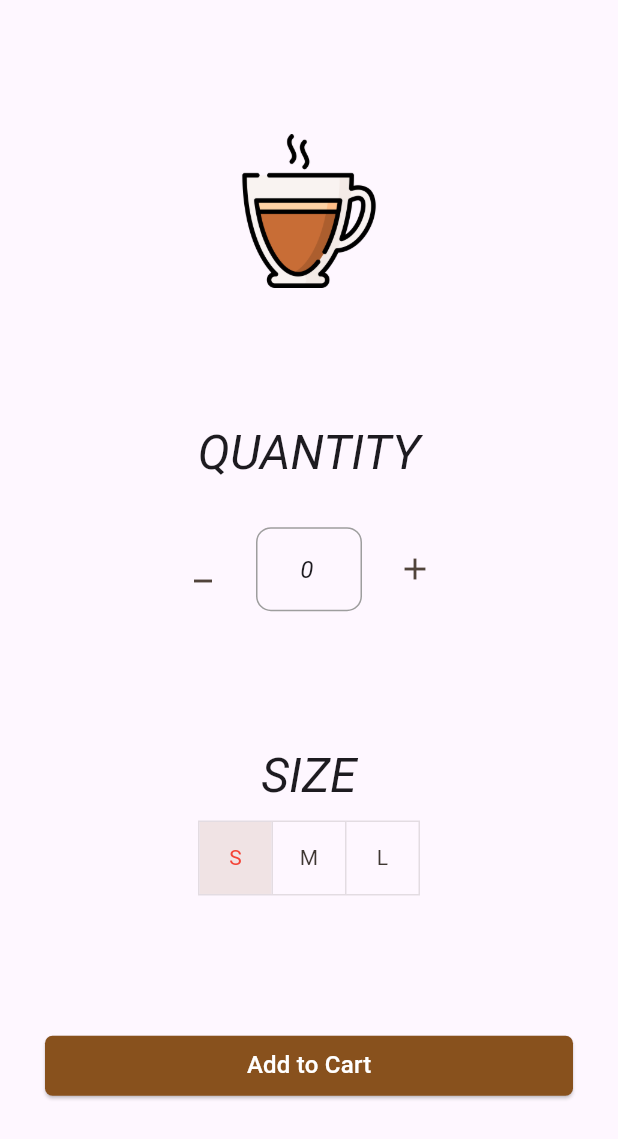
After one commit to anishh2003/coffee_shop, a Flutter app: the screen it shows after launch, after a tap on "Espresso", on a phone screen of 412 x 824 dp. The commit adds this screen. Shown: the top 1139 px of the screen. Run offline on Flutter 3.47's test engine with Material 3 defaults, Android fonts, the light colour scheme and no system bars; our stand-ins replace flutter_riverpod, google_fonts, google_nav_bar.

Commit message:
coffee detail page added

```diff
--- a/lib/main.dart
+++ b/lib/main.dart
@@ -5,7 +5,7 @@ import 'package:flutter_riverpod/flutter_riverpod.dart';
 import 'package:google_fonts/google_fonts.dart';
 
 void main() {
-  runApp(const MainApp());
+  runApp(ProviderScope(child: const MainApp()));
 }
 
 class MainApp extends StatelessWidget {
@@ -40,6 +40,14 @@ class MainApp extends StatelessWidget {
         ),
         cardTheme: CardTheme(
             surfaceTintColor: kColorScheme.surfaceTint, elevation: 15.0),
+        elevatedButtonTheme: ElevatedButtonThemeData(
+          style: ElevatedButton.styleFrom(
+            backgroundColor: kColorScheme.primary,
+            shape: RoundedRectangleBorder(
+              borderRadius: BorderRadius.circular(5), // <-- Radius
+            ),
+          ),
+        ),
       ),
       darkTheme: ThemeData().copyWith(
         colorScheme: kColorScheme,
@@ -50,9 +58,7 @@ class MainApp extends StatelessWidget {
       themeMode: ThemeMode.system,
       home: const Scaffold(
         body: Center(
-          child: ProviderScope(
-            child: HomePage(),
-          ),
+          child: HomePage(),
         ),
       ),
     );
--- /dev/null
+++ b/lib/provider/coffeeAmount_provider.dart
@@ -0,0 +1,22 @@
+import 'package:flutter_riverpod/flutter_riverpod.dart';
+
+String quantity = '0';
+final coffeeTypeQuantityProvider = StateProvider<String>((ref) {
+  return quantity;
+});
+
+// class CoffeTypeQuantityNotifier extends StateNotifier<String> {
+//   CoffeTypeQuantityNotifier() : super('0');
+
+//   String quantity = '0';
+
+//   String addAmount(String textFieldValue) {
+//     int intValue = int.parse(textFieldValue);
+//     return intValue.toString();
+//   }
+// }
+
+// final coffeeListProvider =
+//     StateNotifierProvider<CoffeTypeQuantityNotifier, String>((ref) {
+//   return CoffeTypeQuantityNotifier();
+// });
--- /dev/null
+++ b/lib/screens/coffee_detail_page.dart
@@ -0,0 +1,162 @@
+import 'package:coffee_shop/provider/cofeeList_provider.dart';
+import 'package:coffee_shop/provider/coffeeAmount_provider.dart';
+import 'package:flutter/material.dart';
+import 'package:flutter_riverpod/flutter_riverpod.dart';
+
+class CoffeeDetailPage extends ConsumerStatefulWidget {
+  const CoffeeDetailPage({
+    super.key,
+    required this.image,
+  });
+
+  final String image;
+
+  @override
+  ConsumerState<ConsumerStatefulWidget> createState() =>
+      _CoffeeDetailPageState();
+}
+
+class _CoffeeDetailPageState extends ConsumerState<CoffeeDetailPage> {
+  late TextEditingController textController;
+  List<bool> toggleButtonStatus = [true, false, false];
+  @override
+  void initState() {
+    textController = TextEditingController(text: '0');
+    super.initState();
+  }
+
+  @override
+  void dispose() {
+    textController.dispose();
+    super.dispose();
+  }
+
+  @override
+  Widget build(BuildContext context) {
+    var quantityDesired = ref.watch(coffeeTypeQuantityProvider);
+    return Material(
+      child: Column(
+        mainAxisAlignment: MainAxisAlignment.spaceEvenly,
+        children: [
+          Image.asset(
+            widget.image,
+            scale: 5.0,
+          ),
+          Column(
+            children: [
+              Text("QUANTITY",
+                  style: Theme.of(context).textTheme.headlineLarge),
+              SizedBox(height: 30.0),
+              Padding(
+                padding: const EdgeInsets.symmetric(horizontal: 100.0),
+                child: Row(
+                  children: [
+                    Expanded(
+                        child: IconButton(
+                      onPressed: () {
+                        textController.text = ref
+                            .read(coffeeTypeQuantityProvider.notifier)
+                            .update((state) {
+                          int.parse(state) > 0
+                              ? state = (int.parse(state) - 1).toString()
+                              : 0;
+                          return state;
+                        });
+                      },
+                      icon: const Icon(Icons.minimize),
+                    )),
+                    Expanded(
+                      child: TextField(
+                        textAlign: TextAlign.center,
+                        controller: textController,
+                        keyboardType: TextInputType.number,
+                        decoration: InputDecoration(
+                          enabledBorder: OutlineInputBorder(
+                            borderSide: const BorderSide(color: Colors.grey),
+                            borderRadius: BorderRadius.circular(10),
+                          ),
+                          focusedBorder: OutlineInputBorder(
+                            borderSide: const BorderSide(
+                              color: Colors.black,
+                              width: 2,
+                            ),
+                            borderRadius: BorderRadius.circular(15),
+                          ),
+                        ),
+                      ),
+                    ),
+                    Expanded(
+                        child: IconButton(
+                      onPressed: () {
+                        textController.text = ref
+                            .read(coffeeTypeQuantityProvider.notifier)
+                            .update((state) {
+                          int.parse(state) < 15
+                              ? state = (int.parse(state) + 1).toString()
+                              : 15;
+                          return state;
+                        });
+                      },
+                      icon: const Icon(Icons.add),
+                    )),
+                  ],
+                ),
+              ),
+            ],
+          ),
+          Column(
+            children: [
+              Text("SIZE", style: Theme.of(context).textTheme.headlineLarge),
+              SizedBox(height: 10.0),
+              ToggleButtons(
+                selectedColor: Colors.red,
+                disabledColor: Colors.grey,
+                onPressed: (index) {
+                  setState(() {
+                    for (int buttonIndex = 0;
+                        buttonIndex < toggleButtonStatus.length;
+                        buttonIndex++) {
+                      if (buttonIndex == index) {
+                        toggleButtonStatus[index] = !toggleButtonStatus[index];
+                      } else {
+                        toggleButtonStatus[buttonIndex] =
+                            false; // Set other buttons to false
+                      }
+                    }
+                  });
+                },
+                isSelected: toggleButtonStatus,
+                children: const [
+                  Text('S'),
+                  Text('M'),
+                  Text('L'),
+                ],
+              ),
+            ],
+          ),
+          Padding(
+            padding: const EdgeInsets.symmetric(horizontal: 30.0),
+            child: Row(
+              mainAxisAlignment: MainAxisAlignment.center,
+              children: [
+                Expanded(
+                  child: ElevatedButton(
+                      onPressed: () {},
+                      child: Text(
+                        'Add to Cart',
+                        style:
+                            Theme.of(context).textTheme.titleMedium!.copyWith(
+                                  color: Theme.of(context)
+                                      .colorScheme
+                                      .onPrimary, // Change to your desired color
+                                ),
+                      )),
+                ),
+              ],
+            ),
+          )
+        ],
+      ),
+    );
+  }
+}
--- a/lib/screens/shop_page.dart
+++ b/lib/screens/shop_page.dart
@@ -1,5 +1,6 @@
 import 'package:coffee_shop/models/model.dart';
 import 'package:coffee_shop/provider/cofeeList_provider.dart';
+import 'package:coffee_shop/screens/coffee_detail_page.dart';
 import 'package:flutter/material.dart';
 import 'package:flutter_riverpod/flutter_riverpod.dart';
 
@@ -31,6 +32,16 @@ class ShopPage extends ConsumerWidget {
                   return Padding(
                     padding: const EdgeInsets.symmetric(
                         horizontal: 40, vertical: 10.0),
+                    child: GestureDetector(
+                      onTap: () {
+                        Navigator.of(context).push(
+                          MaterialPageRoute(
+                            builder: (context) => CoffeeDetailPage(
+                              image: coffeTypesInStore[index].image,
+                            ),
+                          ),
+                        );
+                      },
                       child: Card(
                         child: ListTile(
                           leading: Image.asset(
@@ -107,6 +118,7 @@ class ShopPage extends ConsumerWidget {
                           ),
                         ),
                       ),
+                    ),
                   );
                 })),
           ),
```
Lines whose indentation alone changed are shown as unchanged.
